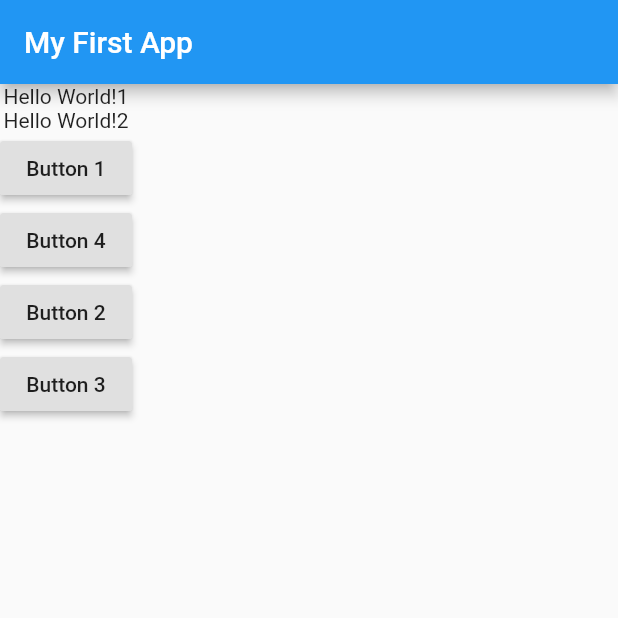
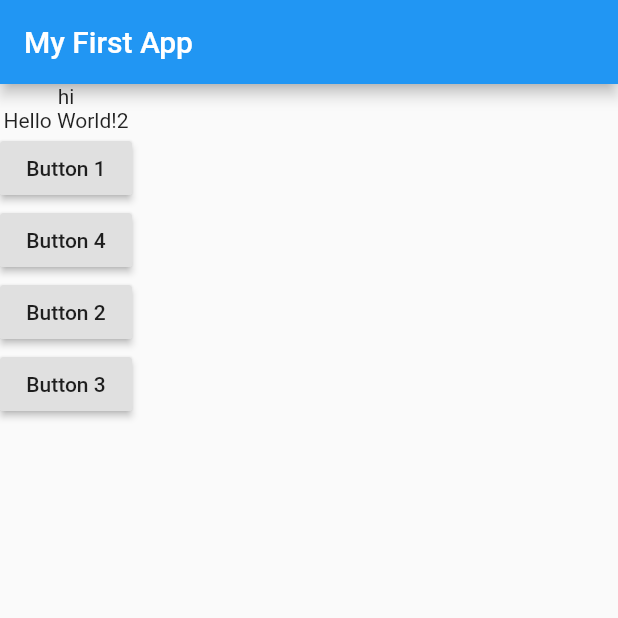
Before and after one commit to Leekiseong02/DartStudy, a Flutter app: the screen it shows after launch, after a tap on "Button 4", on a phone screen of 412 x 824 dp, the top half of it. Run offline on Flutter 3.47's test engine with Material 2 defaults, Android fonts, the phone set to English and light mode, and no system bars.

Commit message:
Statful Widget
Change stateless widget to stateful widget, add changing text

```diff
--- a/lib/main.dart
+++ b/lib/main.dart
@@ -5,8 +5,14 @@ import 'package:flutter/material.dart';
 //}
 void main() => runApp(MyApp());
 
-class MyApp extends StatelessWidget {
+class MyApp extends StatefulWidget {
+  @override
+  MyAppState createState() => MyAppState();
+}
+
+class MyAppState extends State<MyApp> {
   var buttonClickNumber = 0;
+
   var questionNumber = 0;
 
   var questionList = ['hello', 'hi', '안녕하세요'];
@@ -17,8 +23,10 @@ class MyApp extends StatelessWidget {
   }
 
   void questionFunction() {
-    questionNumber++;
-    if (questionNumber == 3) questionNumber = 0;
+    setState(() {
+      questionNumber++;
+      if (questionNumber == 3) questionNumber = 0;
+    });
     print(questionList[questionNumber]);
   }
 
@@ -28,7 +36,7 @@ class MyApp extends StatelessWidget {
       home: Scaffold(
         body: Column(
           children: [
-            Text('Hello World!1'),
+            Text(questionList[questionNumber]),
             Text('Hello World!2'),
             RaisedButton(child: Text('Button 1'), onPressed: answerQuestion),
             RaisedButton(child: Text('Button 4'), onPressed: questionFunction),
```
